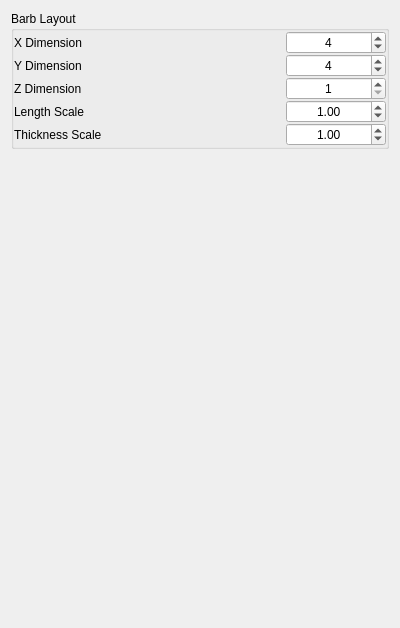
Old version of the form apps/vaporgui/BarbGeometryGUI.ui in the repository StasJ/vapor-formatted.
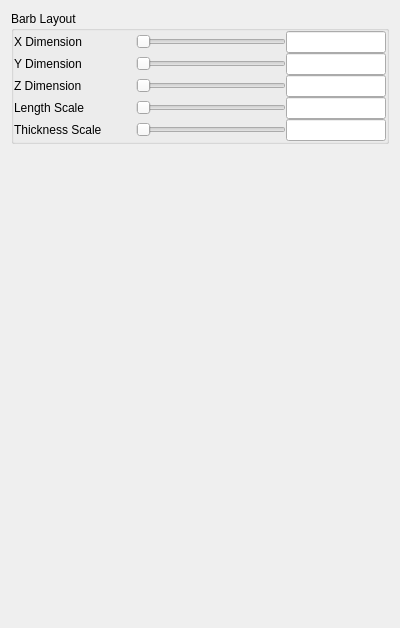
New version of the form. Custom widgets are drawn as their Qt base class.

Commit message: Added ContourSubtabs.cpp; adjusted contour lock behavior; added constant color to contour renderer; fixed contour seg-fault upon variable change; added RangeCombos to BarbGeometrySubtab

```diff
--- a/apps/vaporgui/BarbGeometryGUI.ui
+++ b/apps/vaporgui/BarbGeometryGUI.ui
@@ -67,24 +67,31 @@
          </spacer>
         </item>
         <item>
-         <widget class="QSpinBox" name="_xDimSpinBox">
+         <widget class="QSlider" name="xDimSlider">
           <property name="minimumSize">
            <size>
-            <width>100</width>
+            <width>150</width>
             <height>0</height>
            </size>
           </property>
-          <property name="alignment">
-           <set>Qt::AlignCenter</set>
+          <property name="orientation">
+           <enum>Qt::Horizontal</enum>
           </property>
-          <property name="minimum">
-           <number>1</number>
+         </widget>
+        </item>
+        <item>
+         <widget class="QLineEdit" name="xDimEdit">
+          <property name="minimumSize">
+           <size>
+            <width>100</width>
+            <height>0</height>
+           </size>
           </property>
-          <property name="maximum">
-           <number>999</number>
-          </property>
-          <property name="value">
-           <number>4</number>
+          <property name="maximumSize">
+           <size>
+            <width>100</width>
+            <height>16777215</height>
+           </size>
           </property>
          </widget>
         </item>
@@ -119,24 +126,31 @@
          </spacer>
         </item>
         <item>
-         <widget class="QSpinBox" name="_yDimSpinBox">
+         <widget class="QSlider" name="yDimSlider">
           <property name="minimumSize">
            <size>
-            <width>100</width>
+            <width>150</width>
             <height>0</height>
            </size>
           </property>
-          <property name="alignment">
-           <set>Qt::AlignCenter</set>
+          <property name="orientation">
+           <enum>Qt::Horizontal</enum>
           </property>
-          <property name="minimum">
-           <number>1</number>
+         </widget>
+        </item>
+        <item>
+         <widget class="QLineEdit" name="yDimEdit">
+          <property name="minimumSize">
+           <size>
+            <width>100</width>
+            <height>0</height>
+           </size>
           </property>
-          <property name="maximum">
-           <number>999</number>
-          </property>
-          <property name="value">
-           <number>4</number>
+          <property name="maximumSize">
+           <size>
+            <width>100</width>
+            <height>16777215</height>
+           </size>
           </property>
          </widget>
         </item>
@@ -171,21 +185,31 @@
          </spacer>
         </item>
         <item>
-         <widget class="QSpinBox" name="_zDimSpinBox">
+         <widget class="QSlider" name="zDimSlider">
           <property name="minimumSize">
            <size>
-            <width>100</width>
+            <width>150</width>
             <height>0</height>
            </size>
           </property>
-          <property name="alignment">
-           <set>Qt::AlignCenter</set>
+          <property name="orientation">
+           <enum>Qt::Horizontal</enum>
           </property>
-          <property name="minimum">
-           <number>1</number>
+         </widget>
+        </item>
+        <item>
+         <widget class="QLineEdit" name="zDimEdit">
+          <property name="minimumSize">
+           <size>
+            <width>100</width>
+            <height>0</height>
+           </size>
           </property>
-          <property name="maximum">
-           <number>999</number>
+          <property name="maximumSize">
+           <size>
+            <width>100</width>
+            <height>16777215</height>
+           </size>
           </property>
          </widget>
         </item>
@@ -220,21 +244,31 @@
          </spacer>
         </item>
         <item>
-         <widget class="QDoubleSpinBox" name="_lengthSpinBox">
+         <widget class="QSlider" name="lengthScaleSlider">
           <property name="minimumSize">
            <size>
-            <width>100</width>
+            <width>150</width>
             <height>0</height>
            </size>
           </property>
-          <property name="alignment">
-           <set>Qt::AlignCenter</set>
+          <property name="orientation">
+           <enum>Qt::Horizontal</enum>
           </property>
-          <property name="singleStep">
-           <double>0.100000000000000</double>
+         </widget>
+        </item>
+        <item>
+         <widget class="QLineEdit" name="lengthScaleEdit">
+          <property name="minimumSize">
+           <size>
+            <width>100</width>
+            <height>0</height>
+           </size>
           </property>
-          <property name="value">
-           <double>1.000000000000000</double>
+          <property name="maximumSize">
+           <size>
+            <width>100</width>
+            <height>16777215</height>
+           </size>
           </property>
          </widget>
         </item>
@@ -269,21 +303,31 @@
          </spacer>
         </item>
         <item>
-         <widget class="QDoubleSpinBox" name="_thicknessSpinBox">
+         <widget class="QSlider" name="thicknessSlider">
           <property name="minimumSize">
            <size>
-            <width>100</width>
+            <width>150</width>
             <height>0</height>
            </size>
           </property>
-          <property name="alignment">
-           <set>Qt::AlignCenter</set>
+          <property name="orientation">
+           <enum>Qt::Horizontal</enum>
           </property>
-          <property name="singleStep">
-           <double>0.100000000000000</double>
+         </widget>
+        </item>
+        <item>
+         <widget class="QLineEdit" name="thicknessEdit">
+          <property name="minimumSize">
+           <size>
+            <width>100</width>
+            <height>0</height>
+           </size>
           </property>
-          <property name="value">
-           <double>1.000000000000000</double>
+          <property name="maximumSize">
+           <size>
+            <width>100</width>
+            <height>16777215</height>
+           </size>
           </property>
          </widget>
         </item>
```
The commit also changes 8 other files.
